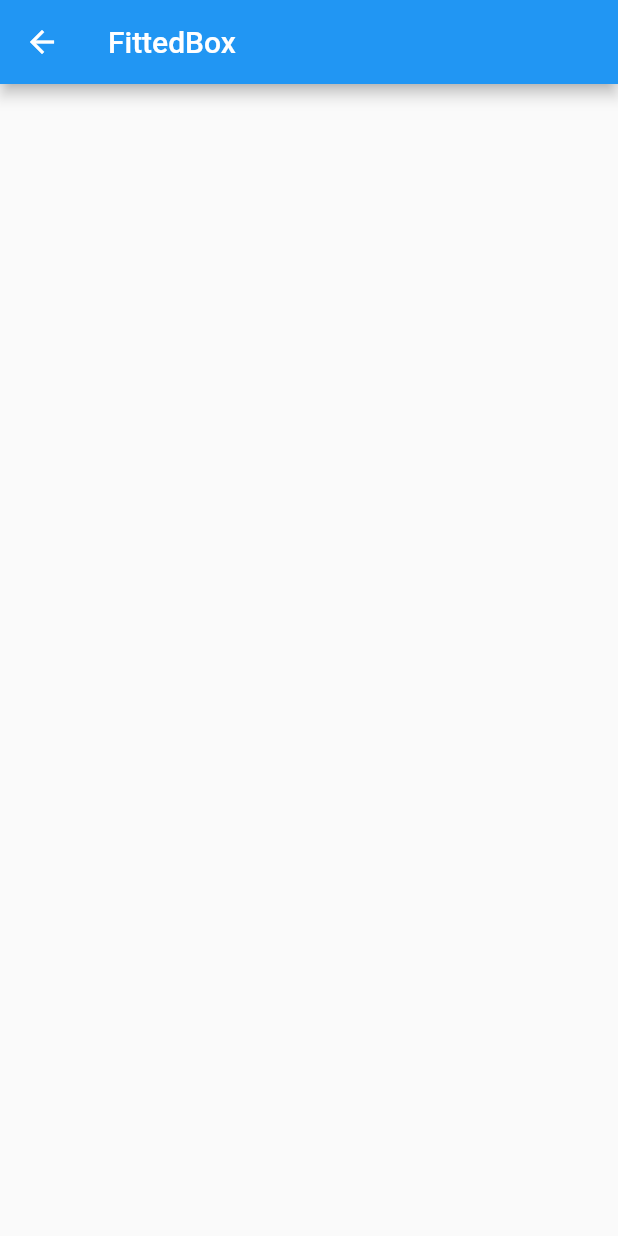
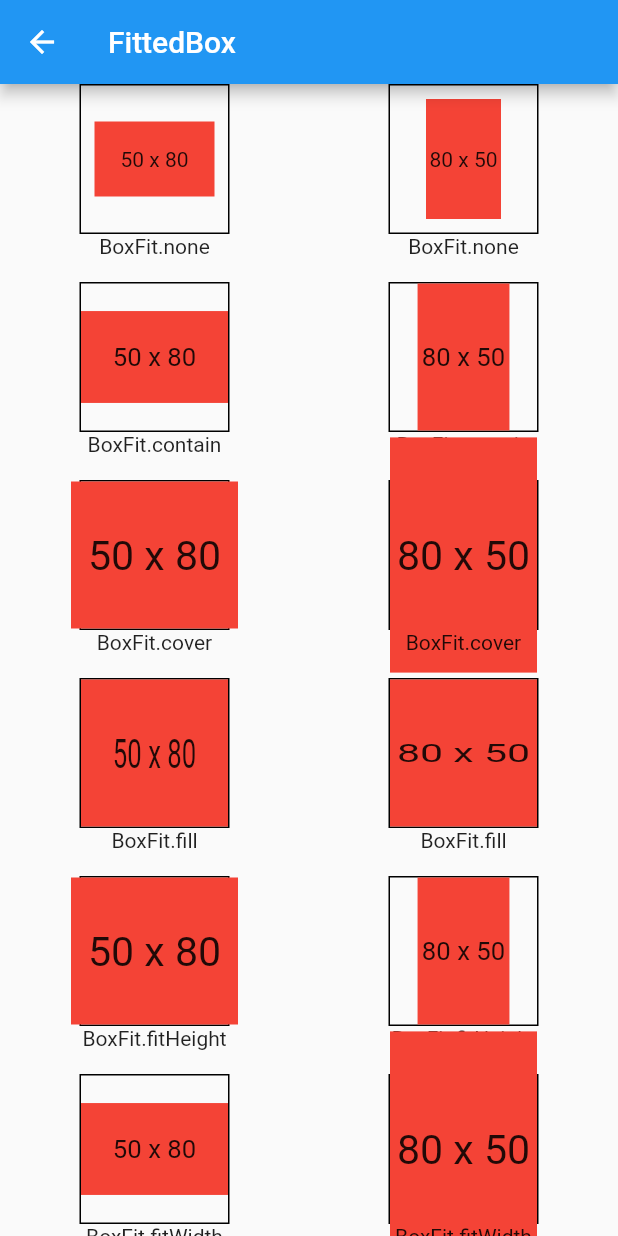
Before and after one commit to trm11tkr/widget-of-the-week, a Flutter app: the FittedBoxPage screen opened directly, on a phone screen of 412 x 824 dp. Run offline on Flutter 3.47's test engine with Material 2 defaults, Android fonts, the phone set to English and light mode, and no system bars.

Commit message:
FittedBoxPageを作成

```diff
--- a/lib/app.dart
+++ b/lib/app.dart
@@ -2,6 +2,7 @@ import 'package:flutter/material.dart';
 import 'package:widget_of_the_week/pages/clip_r_rect_page.dart';
 import 'package:widget_of_the_week/pages/custom_paint.dart';
 import 'package:widget_of_the_week/pages/expanded_page.dart';
+import 'package:widget_of_the_week/pages/fitted_box_page.dart';
 import 'package:widget_of_the_week/pages/floating_action_button_page.dart';
 import 'package:widget_of_the_week/pages/home_page.dart';
 import 'package:widget_of_the_week/pages/opacity_page.dart';
@@ -36,6 +37,7 @@ class App extends StatelessWidget {
         ClipRRectPage.routeName: (context) => const ClipRRectPage(),
         CustomPaintPage.routeName: (context) => const CustomPaintPage(),
         TooltipPage.routeName: (context) => const TooltipPage(),
+        FittedBoxPage.routeName: (context) => const FittedBoxPage(),
       },
     );
   }
--- a/lib/pages/fitted_box_page.dart
+++ b/lib/pages/fitted_box_page.dart
@@ -1,6 +1,94 @@
+import 'package:flutter/material.dart';
+import 'package:widget_of_the_week/extension/context_extension.dart';
+import 'package:widget_of_the_week/widgets/app_scaffold.dart';
 
-import 'package:flutter/material.dart';
-import 'package:widget_of_the_week/widgets/app_scaffold.dart';
+const boxListOf50x80 = [
+  _CustomFittedBox(
+    fit: BoxFit.none,
+    sizeLabel: '50 x 80',
+    height: 50,
+    width: 80,
+  ),
+  _CustomFittedBox(
+    sizeLabel: '50 x 80',
+    height: 50,
+    width: 80,
+  ), // BoxFit.contain
+  _CustomFittedBox(
+    fit: BoxFit.cover,
+    sizeLabel: '50 x 80',
+    height: 50,
+    width: 80,
+  ),
+  _CustomFittedBox(
+    fit: BoxFit.fill,
+    sizeLabel: '50 x 80',
+    height: 50,
+    width: 80,
+  ),
+  _CustomFittedBox(
+    fit: BoxFit.fitHeight,
+    sizeLabel: '50 x 80',
+    height: 50,
+    width: 80,
+  ),
+  _CustomFittedBox(
+    fit: BoxFit.fitWidth,
+    sizeLabel: '50 x 80',
+    height: 50,
+    width: 80,
+  ),
+  _CustomFittedBox(
+    fit: BoxFit.scaleDown,
+    sizeLabel: '50 x 80',
+    height: 50,
+    width: 80,
+  ),
+];
+
+const boxListOf80x50 = [
+  _CustomFittedBox(
+    fit: BoxFit.none,
+    sizeLabel: '80 x 50',
+    height: 80,
+    width: 50,
+  ),
+  _CustomFittedBox(
+    sizeLabel: '80 x 50',
+    height: 80,
+    width: 50,
+  ), // BoxFit.contain
+  _CustomFittedBox(
+    fit: BoxFit.cover,
+    sizeLabel: '80 x 50',
+    height: 80,
+    width: 50,
+  ),
+  _CustomFittedBox(
+    fit: BoxFit.fill,
+    sizeLabel: '80 x 50',
+    height: 80,
+    width: 50,
+  ),
+  _CustomFittedBox(
+    fit: BoxFit.fitHeight,
+    sizeLabel: '80 x 50',
+    height: 80,
+    width: 50,
+  ),
+  _CustomFittedBox(
+    fit: BoxFit.fitWidth,
+    sizeLabel: '80 x 50',
+    height: 80,
+    width: 50,
+  ),
+  _CustomFittedBox(
+    fit: BoxFit.scaleDown,
+    sizeLabel: '80 x 50',
+    height: 50,
+    width: 80,
+  ),
+];
 
 class FittedBoxPage extends StatelessWidget {
   const FittedBoxPage({super.key});
@@ -11,7 +99,62 @@ class FittedBoxPage extends StatelessWidget {
   Widget build(BuildContext context) {
     return AppScaffold(
       title: 'FittedBox',
-      child: Container(),
+      child: context.isLandscape
+          ? Column(
+              mainAxisAlignment: MainAxisAlignment.spaceAround,
+              children: [
+                SingleChildScrollView(child: Row(children: boxListOf50x80)),
+                SingleChildScrollView(child: Row(children: boxListOf80x50)),
+              ],
+            )
+          : Row(
+              mainAxisAlignment: MainAxisAlignment.spaceAround,
+              children: [
+                SingleChildScrollView(child: Column(children: boxListOf50x80)),
+                SingleChildScrollView(child: Column(children: boxListOf80x50)),
+              ],
+            ),
     );
   }
 }
+
+class _CustomFittedBox extends StatelessWidget {
+  const _CustomFittedBox({
+    this.fit = BoxFit.contain,
+    required this.sizeLabel,
+    required this.height,
+    required this.width,
+  });
+
+  final BoxFit fit;
+  final String sizeLabel;
+  final double height;
+  final double width;
+
+  @override
+  Widget build(BuildContext context) {
+    return Column(
+      mainAxisAlignment: MainAxisAlignment.center,
+      children: [
+        Container(
+          decoration: BoxDecoration(border: Border.all()),
+          width: 100,
+          height: 100,
+          child: FittedBox(
+              fit: fit,
+              child: Container(
+                height: height,
+                width: width,
+                color: Colors.red,
+                child: Center(child: Text(sizeLabel)),
+              ),),
+        ),
+        Text(fit.toString()),
+        const SizedBox(
+          width: 16,
+          height: 16,
+        )
+      ],
+    );
+  }
+}
--- a/lib/pages/home_page.dart
+++ b/lib/pages/home_page.dart
@@ -2,6 +2,7 @@ import 'package:flutter/material.dart';
 import 'package:widget_of_the_week/pages/clip_r_rect_page.dart';
 import 'package:widget_of_the_week/pages/custom_paint.dart';
 import 'package:widget_of_the_week/pages/expanded_page.dart';
+import 'package:widget_of_the_week/pages/fitted_box_page.dart';
 import 'package:widget_of_the_week/pages/floating_action_button_page.dart';
 import 'package:widget_of_the_week/pages/opacity_page.dart';
 import 'package:widget_of_the_week/pages/safe_area.dart';
@@ -52,6 +53,10 @@ class HomePage extends StatelessWidget {
             title: 'ToolTip',
             nextRouteName: TooltipPage.routeName,
           ),
+          AppListTile(
+            title: 'FittedBox',
+            nextRouteName: FittedBoxPage.routeName,
+          ),
         ],
       ),
     );
```
